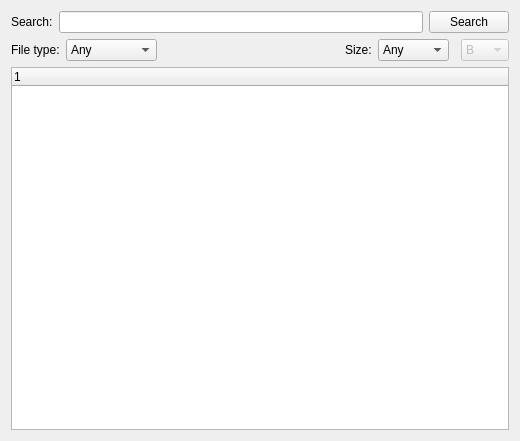
maciekgajewski/rufusdc, file kgui/searchwidget.ui: the form before one commit.
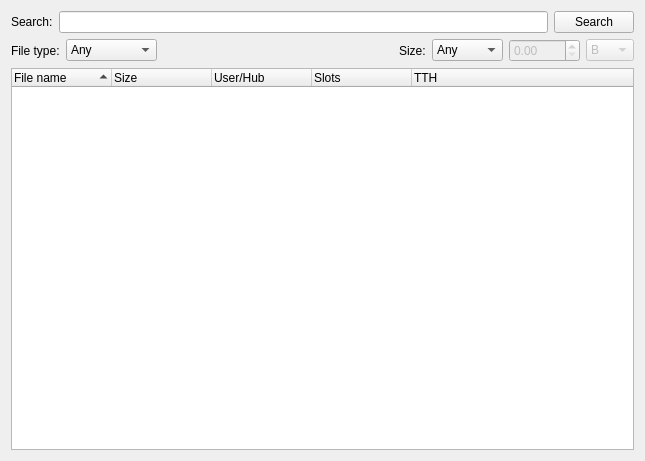
The form after the commit. Custom widgets are drawn as their Qt base class.

Commit message: Search dialog can actually search, but still is incomplete

```diff
--- a/kgui/searchwidget.ui
+++ b/kgui/searchwidget.ui
@@ -6,8 +6,8 @@
    <rect>
     <x>0</x>
     <y>0</y>
-    <width>520</width>
-    <height>441</height>
+    <width>645</width>
+    <height>461</height>
    </rect>
   </property>
   <property name="windowTitle">
@@ -155,12 +155,12 @@
       </widget>
      </item>
      <item>
-      <widget class="KDoubleNumInput" name="pSizeInput">
+      <widget class="QDoubleSpinBox" name="pSizeInput">
        <property name="enabled">
         <bool>false</bool>
        </property>
-       <property name="toolTip">
-        <string>Size threshold</string>
+       <property name="maximum">
+        <double>2048.000000000000000</double>
        </property>
       </widget>
      </item>
@@ -197,10 +197,33 @@
     </layout>
    </item>
    <item>
-    <widget class="QTreeWidget" name="treeWidget">
+    <widget class="QTreeWidget" name="pResults">
+     <property name="sortingEnabled">
+      <bool>true</bool>
+     </property>
      <column>
       <property name="text">
-       <string notr="true">1</string>
+       <string notr="true">File name</string>
+      </property>
+     </column>
+     <column>
+      <property name="text">
+       <string>Size</string>
+      </property>
+     </column>
+     <column>
+      <property name="text">
+       <string>User/Hub</string>
+      </property>
+     </column>
+     <column>
+      <property name="text">
+       <string>Slots</string>
+      </property>
+     </column>
+     <column>
+      <property name="text">
+       <string>TTH</string>
       </property>
      </column>
     </widget>
@@ -213,11 +236,6 @@
    <extends>QComboBox</extends>
    <header>kcombobox.h</header>
   </customwidget>
-  <customwidget>
-   <class>KDoubleNumInput</class>
-   <extends>QWidget</extends>
-   <header>knuminput.h</header>
-  </customwidget>
   <customwidget>
    <class>KLineEdit</class>
    <extends>QLineEdit</extends>
```
The commit also changes 5 other files.
